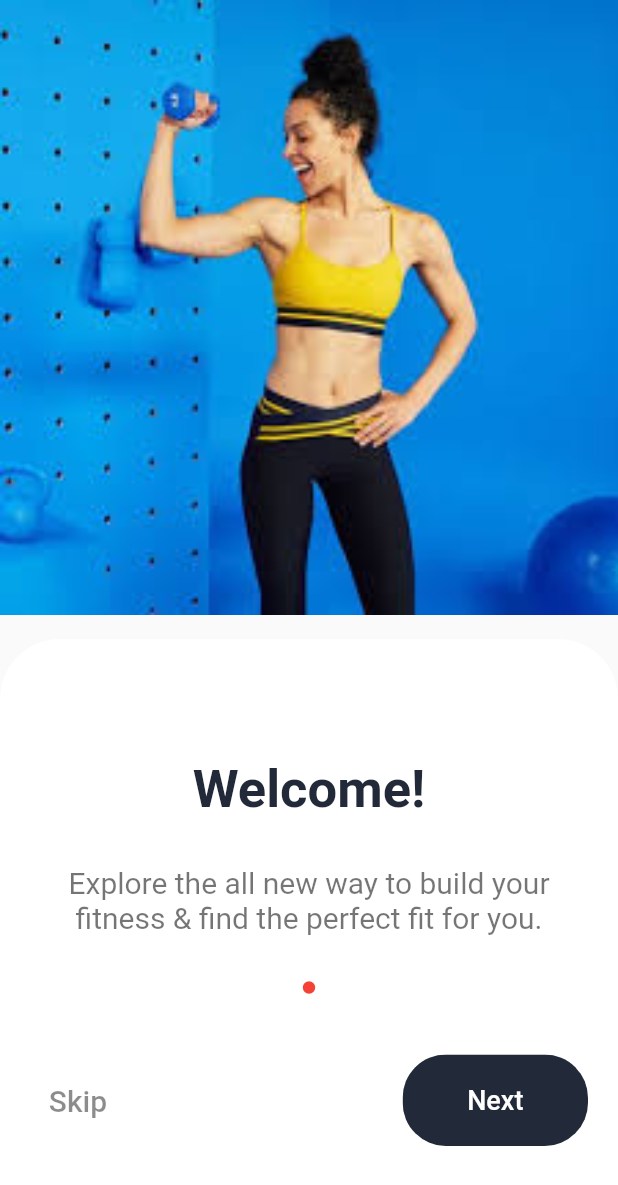
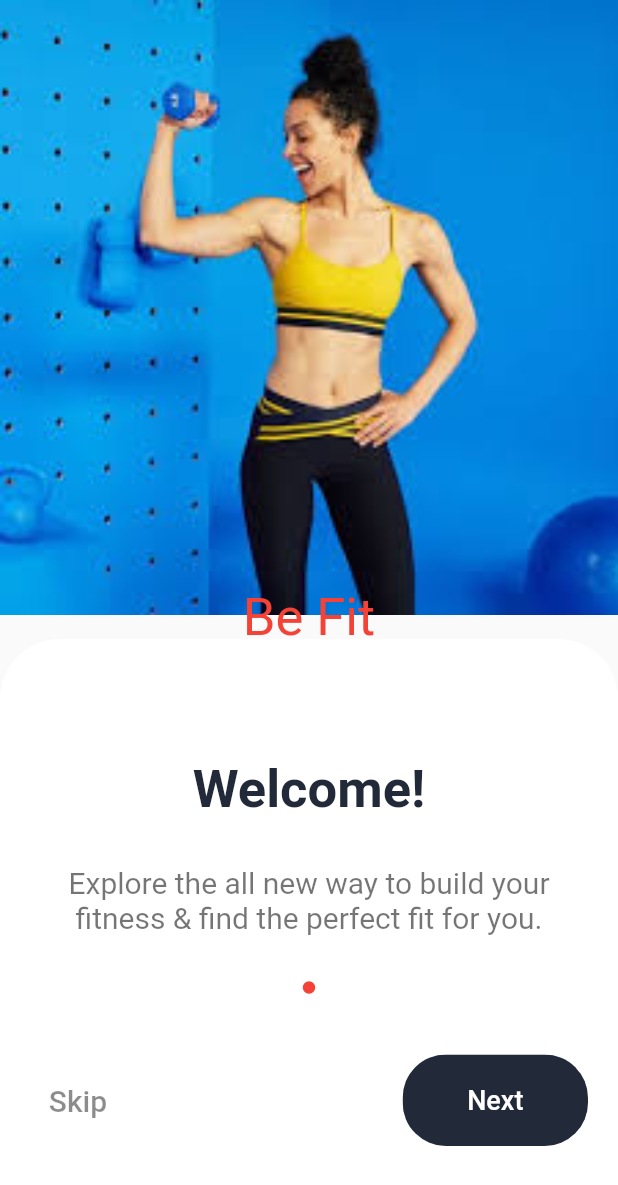
Before and after one commit to od41/flutter_g8, a Flutter app: the screen it shows after launch, on a phone screen of 412 x 824 dp. Shown: the top 1185 px of the screen. Run offline on Flutter 3.47's test engine with Material 2 defaults, Android fonts, the phone set to English and light mode, and no system bars.

Commit message:
Merge branch 'development' of https://github.com/od41/flutter_g8 into development

```diff
--- a/lib/components/background.dart
+++ b/lib/components/background.dart
@@ -19,10 +19,15 @@ class Background extends StatelessWidget {
               "assets/images/fitness.jpg",
             ),
             fit: BoxFit.contain,
-              alignment: Alignment.topLeft)),
+            alignment: Alignment.topLeft),
+      ),
       child: Stack(
         alignment: Alignment.center,
         children: <Widget>[
+          Text(
+            "Be Fit",
+            style: TextStyle(color: Colors.red, fontSize: 35),
+          ),
           child,
         ],
       ),
```
Lines whose indentation alone changed are shown as unchanged.
